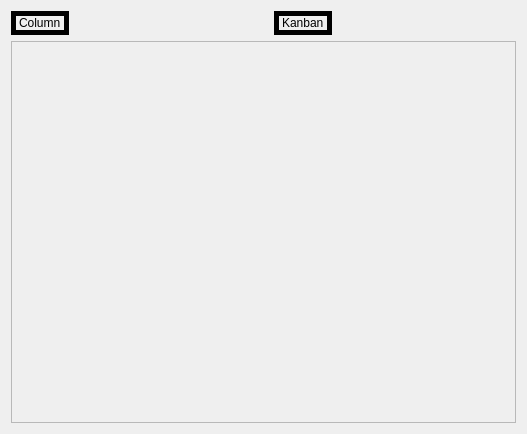
Above: Plugins/KanbanBoard/KanbanPageView.ui from StefanoLusardi/Kanban before the change. Below: the same form after it.
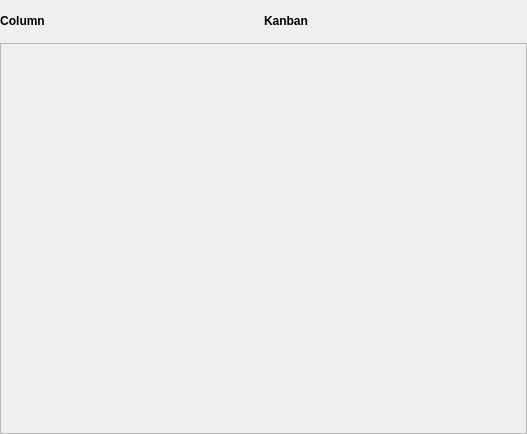
That is the form after the change. Icons and pictures are not drawn. Custom widgets are drawn as their Qt base class.

Diff of the .ui file:
```diff
--- a/Plugins/KanbanBoard/KanbanPageView.ui
+++ b/Plugins/KanbanBoard/KanbanPageView.ui
@@ -26,10 +26,59 @@
    <string>KanbanView</string>
   </property>
   <layout class="QVBoxLayout" name="verticalLayout" stretch="0,0">
+   <property name="spacing">
+    <number>0</number>
+   </property>
+   <property name="leftMargin">
+    <number>0</number>
+   </property>
+   <property name="topMargin">
+    <number>0</number>
+   </property>
+   <property name="rightMargin">
+    <number>0</number>
+   </property>
+   <property name="bottomMargin">
+    <number>0</number>
+   </property>
    <item>
+    <widget class="QFrame" name="mTopLayout">
+     <property name="sizePolicy">
+      <sizepolicy hsizetype="MinimumExpanding" vsizetype="Maximum">
+       <horstretch>0</horstretch>
+       <verstretch>0</verstretch>
+      </sizepolicy>
+     </property>
+     <property name="minimumSize">
+      <size>
+       <width>0</width>
+       <height>30</height>
+      </size>
+     </property>
+     <property name="styleSheet">
+      <string notr="true">QToolButton {
+  background-color:none;
+  border:none;
+}
+QToolButton::hover {
+  background-color:palette(alternate-base);
+}
+QToolButton::pressed {
+  background-color:palette(highlight);
+}</string>
+     </property>
+     <property name="frameShape">
+      <enum>QFrame::Box</enum>
+     </property>
+     <property name="lineWidth">
+      <number>0</number>
+     </property>
+     <property name="midLineWidth">
+      <number>0</number>
+     </property>
     <layout class="QHBoxLayout" name="topLayout">
      <property name="spacing">
-      <number>20</number>
+       <number>0</number>
      </property>
      <property name="leftMargin">
       <number>0</number>
@@ -45,15 +94,18 @@
      </property>
      <item>
       <widget class="QFrame" name="ColumnLayout">
+        <property name="styleSheet">
+         <string notr="true"/>
+        </property>
        <property name="frameShape">
         <enum>QFrame::Box</enum>
        </property>
        <property name="lineWidth">
         <number>0</number>
        </property>
-       <layout class="QHBoxLayout" name="mBoxColumn">
+        <layout class="QHBoxLayout" name="mBoxColumn" stretch="0,0,0,0,0">
         <property name="spacing">
-         <number>5</number>
+          <number>0</number>
         </property>
         <property name="leftMargin">
          <number>0</number>
@@ -68,21 +120,18 @@
          <number>0</number>
         </property>
         <item>
-         <widget class="HorizontalLabel" name="mColumnLabel">
-          <property name="frameShape">
-           <enum>QFrame::Box</enum>
-          </property>
+          <widget class="QLabel" name="mColumnLabel">
           <property name="lineWidth">
-           <number>5</number>
+            <number>0</number>
           </property>
           <property name="text">
-           <string>Column</string>
-          </property>
-          <property name="textFormat">
-           <enum>Qt::AutoText</enum>
+            <string>&lt;html&gt;&lt;head/&gt;&lt;body&gt;&lt;p align=&quot;center&quot;&gt;&lt;span style=&quot; font-weight:600;&quot;&gt;Column&lt;/span&gt;&lt;/p&gt;&lt;/body&gt;&lt;/html&gt;</string>
           </property>
           <property name="alignment">
-           <set>Qt::AlignLeading|Qt::AlignLeft|Qt::AlignVCenter</set>
+            <set>Qt::AlignCenter</set>
+           </property>
+           <property name="margin">
+            <number>5</number>
           </property>
           <property name="textInteractionFlags">
            <set>Qt::NoTextInteraction</set>
@@ -104,9 +153,9 @@
          </widget>
         </item>
         <item>
-         <widget class="QPushButton" name="mButtonColumnCreate">
+          <widget class="QToolButton" name="mButtonColumnCreate">
           <property name="sizePolicy">
-           <sizepolicy hsizetype="Maximum" vsizetype="Fixed">
+            <sizepolicy hsizetype="Maximum" vsizetype="Maximum">
             <horstretch>0</horstretch>
             <verstretch>0</verstretch>
            </sizepolicy>
@@ -124,8 +173,7 @@
            <bool>false</bool>
           </property>
           <property name="styleSheet">
-           <string notr="true">background-color: rgba(255, 255, 255, 0);
-border-radius: 15px;</string>
+            <string notr="true"/>
           </property>
           <property name="text">
            <string/>
@@ -136,8 +184,8 @@
           </property>
           <property name="iconSize">
            <size>
-            <width>20</width>
-            <height>20</height>
+             <width>40</width>
+             <height>40</height>
            </size>
           </property>
           <property name="shortcut">
@@ -146,21 +194,15 @@
           <property name="checkable">
            <bool>false</bool>
           </property>
-          <property name="autoDefault">
-           <bool>false</bool>
-          </property>
-          <property name="default">
-           <bool>false</bool>
-          </property>
-          <property name="flat">
-           <bool>false</bool>
+           <property name="autoRaise">
+            <bool>true</bool>
           </property>
          </widget>
         </item>
         <item>
-         <widget class="QPushButton" name="mButtonColumnRename">
+          <widget class="QToolButton" name="mButtonColumnRename">
           <property name="sizePolicy">
-           <sizepolicy hsizetype="Maximum" vsizetype="Fixed">
+            <sizepolicy hsizetype="Maximum" vsizetype="Maximum">
             <horstretch>0</horstretch>
             <verstretch>0</verstretch>
            </sizepolicy>
@@ -175,8 +217,7 @@
            <string>Rename Column [Ctr+C, Ctrl+R]</string>
           </property>
           <property name="styleSheet">
-           <string notr="true">background-color: rgba(255, 255, 255, 0);
-border-radius: 15px;</string>
+            <string notr="true"/>
           </property>
           <property name="text">
            <string/>
@@ -187,19 +228,22 @@
           </property>
           <property name="iconSize">
            <size>
-            <width>20</width>
-            <height>20</height>
+             <width>40</width>
+             <height>40</height>
            </size>
           </property>
           <property name="shortcut">
            <string>Ctrl+C, Ctrl+R</string>
           </property>
+           <property name="autoRaise">
+            <bool>true</bool>
+           </property>
          </widget>
         </item>
         <item>
-         <widget class="QPushButton" name="mButtonColumnDelete">
+          <widget class="QToolButton" name="mButtonColumnDelete">
           <property name="sizePolicy">
-           <sizepolicy hsizetype="Maximum" vsizetype="Fixed">
+            <sizepolicy hsizetype="Maximum" vsizetype="Maximum">
             <horstretch>0</horstretch>
             <verstretch>0</verstretch>
            </sizepolicy>
@@ -214,8 +258,7 @@
            <string>Delete Column [Ctr+C, Ctrl+D]</string>
           </property>
           <property name="styleSheet">
-           <string notr="true">background-color: rgba(255, 255, 255, 0);
-border-radius: 15px;</string>
+            <string notr="true"/>
           </property>
           <property name="text">
            <string/>
@@ -226,13 +269,16 @@
           </property>
           <property name="iconSize">
            <size>
-            <width>20</width>
-            <height>20</height>
+             <width>40</width>
+             <height>40</height>
            </size>
           </property>
           <property name="shortcut">
            <string>Ctrl+C, Ctrl+D</string>
           </property>
+           <property name="autoRaise">
+            <bool>true</bool>
+           </property>
          </widget>
         </item>
         <item>
@@ -260,6 +306,9 @@
         <number>0</number>
        </property>
        <layout class="QHBoxLayout" name="mBoxKanban">
+         <property name="spacing">
+          <number>0</number>
+         </property>
         <property name="leftMargin">
          <number>0</number>
         </property>
@@ -273,18 +322,21 @@
          <number>0</number>
         </property>
         <item>
-         <widget class="HorizontalLabel" name="mKanbanLabel">
-          <property name="frameShape">
-           <enum>QFrame::Box</enum>
-          </property>
+          <widget class="QLabel" name="mKanbanLabel">
           <property name="lineWidth">
-           <number>5</number>
+            <number>0</number>
           </property>
           <property name="text">
-           <string>Kanban</string>
-          </property>
-          <property name="textFormat">
-           <enum>Qt::RichText</enum>
+            <string>&lt;html&gt;&lt;head/&gt;&lt;body&gt;&lt;p align=&quot;center&quot;&gt;&lt;span style=&quot; font-weight:600;&quot;&gt;Kanban&lt;/span&gt;&lt;/p&gt;&lt;/body&gt;&lt;/html&gt;</string>
+           </property>
+           <property name="alignment">
+            <set>Qt::AlignCenter</set>
+           </property>
+           <property name="margin">
+            <number>5</number>
+           </property>
+           <property name="indent">
+            <number>0</number>
           </property>
           <property name="textInteractionFlags">
            <set>Qt::NoTextInteraction</set>
@@ -306,9 +358,9 @@
          </widget>
         </item>
         <item>
-         <widget class="QPushButton" name="mButtonKanbanCreate">
+          <widget class="QToolButton" name="mButtonKanbanCreate">
           <property name="sizePolicy">
-           <sizepolicy hsizetype="Maximum" vsizetype="Fixed">
+            <sizepolicy hsizetype="Maximum" vsizetype="Maximum">
             <horstretch>0</horstretch>
             <verstretch>0</verstretch>
            </sizepolicy>
@@ -323,8 +375,7 @@
            <string>New Kanban [Ctr+K, Ctrl+N]</string>
           </property>
           <property name="styleSheet">
-           <string notr="true">background-color: rgba(255, 255, 255, 0);
-border-radius: 15px;</string>
+            <string notr="true"/>
           </property>
           <property name="text">
            <string/>
@@ -335,19 +386,22 @@
           </property>
           <property name="iconSize">
            <size>
-            <width>20</width>
-            <height>20</height>
+             <width>40</width>
+             <height>40</height>
            </size>
           </property>
           <property name="shortcut">
            <string>Ctrl+K, Ctrl+N</string>
           </property>
+           <property name="autoRaise">
+            <bool>true</bool>
+           </property>
          </widget>
         </item>
         <item>
-         <widget class="QPushButton" name="mButtonKanbanRename">
+          <widget class="QToolButton" name="mButtonKanbanRename">
           <property name="sizePolicy">
-           <sizepolicy hsizetype="Maximum" vsizetype="Fixed">
+            <sizepolicy hsizetype="Maximum" vsizetype="Maximum">
             <horstretch>0</horstretch>
             <verstretch>0</verstretch>
            </sizepolicy>
@@ -362,8 +416,7 @@
            <string>Rename Kanban [Ctr+K, Ctrl+R]</string>
           </property>
           <property name="styleSheet">
-           <string notr="true">background-color: rgba(255, 255, 255, 0);
-border-radius: 15px;</string>
+            <string notr="true"/>
           </property>
           <property name="text">
            <string/>
@@ -374,22 +427,22 @@
           </property>
           <property name="iconSize">
            <size>
-            <width>20</width>
-            <height>20</height>
+             <width>40</width>
+             <height>40</height>
            </size>
           </property>
           <property name="shortcut">
            <string>Ctrl+K, Ctrl+R</string>
           </property>
-          <property name="flat">
-           <bool>false</bool>
+           <property name="autoRaise">
+            <bool>true</bool>
           </property>
          </widget>
         </item>
         <item>
-         <widget class="QPushButton" name="mButtonKanbanDelete">
+          <widget class="QToolButton" name="mButtonKanbanDelete">
           <property name="sizePolicy">
-           <sizepolicy hsizetype="Maximum" vsizetype="Fixed">
+            <sizepolicy hsizetype="Maximum" vsizetype="Maximum">
             <horstretch>0</horstretch>
             <verstretch>0</verstretch>
            </sizepolicy>
@@ -404,8 +457,7 @@
            <string>Delete Kanaban [Ctr+K, Ctrl+D]</string>
           </property>
           <property name="styleSheet">
-           <string notr="true">background-color: rgba(255, 255, 255, 0);
-border-radius: 15px;</string>
+            <string notr="true"/>
           </property>
           <property name="text">
            <string/>
@@ -416,13 +468,16 @@
           </property>
           <property name="iconSize">
            <size>
-            <width>20</width>
-            <height>20</height>
+             <width>40</width>
+             <height>40</height>
            </size>
           </property>
           <property name="shortcut">
            <string>Ctrl+K, Ctrl+D</string>
           </property>
+           <property name="autoRaise">
+            <bool>true</bool>
+           </property>
          </widget>
         </item>
         <item>
@@ -447,9 +502,16 @@
       </widget>
      </item>
     </layout>
+    </widget>
    </item>
    <item>
     <widget class="QScrollArea" name="mColumnViewScrollArea">
+     <property name="sizePolicy">
+      <sizepolicy hsizetype="Minimum" vsizetype="Minimum">
+       <horstretch>0</horstretch>
+       <verstretch>0</verstretch>
+      </sizepolicy>
+     </property>
      <property name="minimumSize">
       <size>
        <width>0</width>
@@ -470,12 +532,12 @@
        <rect>
         <x>0</x>
         <y>0</y>
-        <width>511</width>
-        <height>390</height>
+        <width>525</width>
+        <height>389</height>
        </rect>
       </property>
       <property name="sizePolicy">
-       <sizepolicy hsizetype="Expanding" vsizetype="Expanding">
+       <sizepolicy hsizetype="Minimum" vsizetype="Minimum">
         <horstretch>0</horstretch>
         <verstretch>0</verstretch>
        </sizepolicy>
@@ -505,22 +567,22 @@
        <item>
         <layout class="QHBoxLayout" name="mColumnViewLayout">
          <property name="spacing">
-          <number>5</number>
+          <number>0</number>
          </property>
          <property name="sizeConstraint">
           <enum>QLayout::SetDefaultConstraint</enum>
          </property>
          <property name="leftMargin">
-          <number>5</number>
+          <number>0</number>
          </property>
          <property name="topMargin">
-          <number>5</number>
+          <number>0</number>
          </property>
          <property name="rightMargin">
-          <number>5</number>
+          <number>0</number>
          </property>
          <property name="bottomMargin">
-          <number>5</number>
+          <number>0</number>
          </property>
         </layout>
        </item>
@@ -531,13 +593,6 @@
   </layout>
  </widget>
  <layoutdefault spacing="6" margin="11"/>
- <customwidgets>
-  <customwidget>
-   <class>HorizontalLabel</class>
-   <extends>QLabel</extends>
-   <header>HorizontalLabel.h</header>
-  </customwidget>
- </customwidgets>
  <resources>
   <include location="../../Kanban/kanban.qrc"/>
  </resources>
```
Left out of the diff: 32 changed lines with no effect on the pictures. Lines whose indentation alone changed are shown as unchanged.
